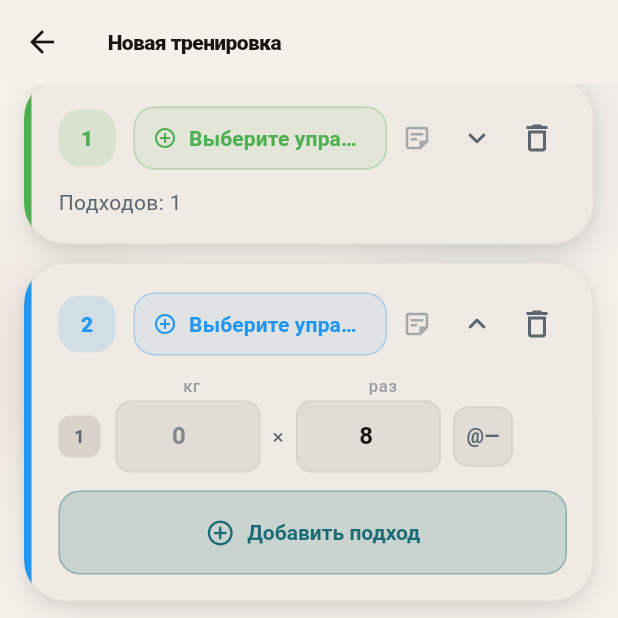
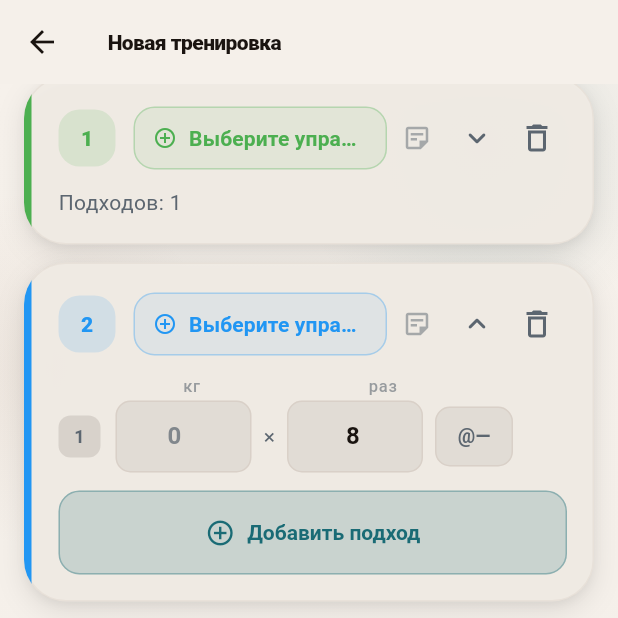
Before and after one commit to ialeonov/alpha4sport2, a Flutter app: the WorkoutFormScreen screen opened directly, after a tap on the "expand less" icon, after a tap on "Добавить упражнение", on a phone screen of 412 x 824 dp, the top half of it. Run offline on Flutter 3.47's test engine with Material 3 defaults, Android fonts, the light colour scheme and no system bars; our stand-ins replace dio, fl_chart, flutter_svg, go_router, hive_flutter; missing offline and left inert: dart:html, file_selector; accounts and stored records are empty; project files that could hold a hidden picture were left out.

Commit message:
minor bug fix

```diff
--- a/frontend/lib/features/workouts/presentation/workout_form_screen.dart
+++ b/frontend/lib/features/workouts/presentation/workout_form_screen.dart
@@ -764,7 +764,7 @@ class _WorkoutFormScreenState extends State<WorkoutFormScreen> {
               'position': setIndex + 1,
               'reps': int.tryParse(set.repsController.text.trim()) ?? 0,
               'weight': _parseWeight(set.weightController.text),
-              'rpe': null,
+              'rpe': set.rpe,
               'notes': null,
             };
           }),
@@ -1235,11 +1235,6 @@ class _WorkoutFormScreenState extends State<WorkoutFormScreen> {
                       color: scheme.onSurfaceVariant,
                       icon: Icons.calendar_today_outlined,
                     ),
-                  ),
-                  StatusBadge(
-                    label: _saveStatusLabel(),
-                    color: _saveStatusColor(scheme),
-                    icon: Icons.cloud_done_outlined,
                   ),
                   StatusBadge(
                     label: _isFinished ? 'Завершена' : 'В работе',
@@ -2157,8 +2152,8 @@ class _RpeChip extends StatelessWidget {
     return GestureDetector(
       onTap: onTap,
       child: Container(
+        width: 52,
         height: 40,
-        padding: const EdgeInsets.symmetric(horizontal: 8),
         decoration: BoxDecoration(
           color: bgColor,
           borderRadius: BorderRadius.circular(10),
```
